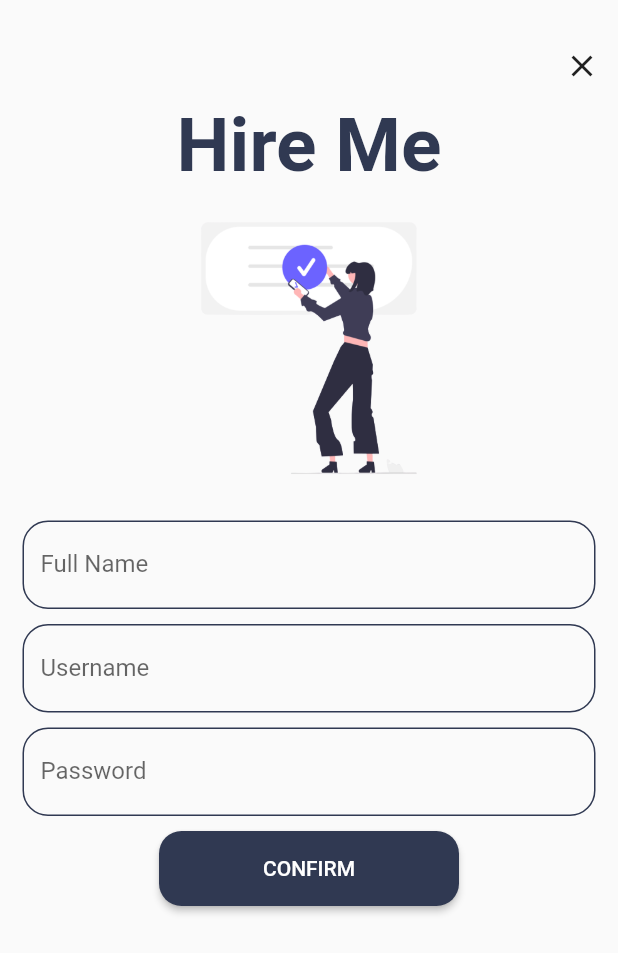
After one commit to Vigor772/login_hire_me, a Flutter app: the screen it shows after launch, after a tap on "Don't have account yet? Register now!", on a phone screen of 412 x 824 dp. The commit adds this screen. Shown: the top 953 px of the screen. Run offline on Flutter 3.47's test engine with Material 2 defaults, Android fonts, the phone set to English and light mode, and no system bars; Roboto replaces fonts that are missing (Thasadith).

Commit message:
added signup

```diff
--- a/lib/login_page.dart
+++ b/lib/login_page.dart
@@ -2,10 +2,13 @@ import 'package:flutter/material.dart';
 //import 'package:firebase_auth/firebase_auth.dart';
 //import 'package:cloud_firestore/cloud_firestore.dart';
 //import 'package:provider/provider.dart';
+import 'package:login_pages_etc/sign_up.dart';
 
 class LoginPage extends StatefulWidget {
+  const LoginPage({Key? key}) : super(key: key);
+
   @override
-  _LoginPageState createState() => _LoginPageState();
+ State<LoginPage> createState() => _LoginPageState();
 }
 
 class _LoginPageState extends State<LoginPage> {
@@ -60,7 +63,7 @@ class _LoginPageState extends State<LoginPage> {
                     padding: const EdgeInsets.fromLTRB(15, 0, 15, 15),
                     child: ElevatedButton(
                       onPressed: () {
-                        var email = userController.text.trim();
+                        var username = userController.text.trim();
                         var password = passwordController.text.trim();
 
                       },
@@ -73,7 +76,7 @@ class _LoginPageState extends State<LoginPage> {
                     )),
                 InkWell(
                   onTap: () {
-
+                    Navigator.push(context, MaterialPageRoute(builder: (context) => const SignUp(),));
                   },
                   child: const Text("Don't have account yet? Register now!",
                       style: TextStyle(fontSize: 15, color: Colors.black)),
--- a/lib/main.dart
+++ b/lib/main.dart
@@ -15,7 +15,7 @@ class MyApp extends StatelessWidget {
       theme: ThemeData(
         primarySwatch: Colors.blue,
       ),
-      home: LoginPage(),
+      home: const LoginPage(),
     );
   }
 }
--- /dev/null
+++ b/lib/sign_up.dart
@@ -0,0 +1,111 @@
+import 'package:flutter/material.dart';
+//import 'package:firebase_auth/firebase_auth.dart';
+//import 'package:cloud_firestore/cloud_firestore.dart';
+//import 'package:provider/provider.dart';
+
+class SignUp extends StatefulWidget {
+  const SignUp({Key? key}) : super(key: key);
+
+  @override
+  State<SignUp> createState() => _SignUpState();
+}
+
+class _SignUpState extends State<SignUp> {
+  TextEditingController emailController = TextEditingController();
+  TextEditingController passwordController = TextEditingController();
+  TextEditingController nameController = TextEditingController();
+  @override
+  Widget build(BuildContext context) {
+    return Scaffold(
+        body: SingleChildScrollView(
+            child: Container(
+      margin: const EdgeInsets.fromLTRB(0, 20, 0, 0),
+      child: Column(
+        children: <Widget>[
+          SafeArea(
+            child: Row(
+              mainAxisAlignment: MainAxisAlignment.end,
+              children: [
+                IconButton(
+                  onPressed: (){
+                    Navigator.pop(context);
+                  },
+                  icon: const Icon(Icons.close,)),
+              ],
+            ),
+          ),
+          const Text(
+            'Hire Me',
+            style: TextStyle(
+              fontFamily: 'Thasadith',
+              fontWeight: FontWeight.bold,
+              color: Color(0xff303952),
+              fontSize: 50,
+            ),
+          ),
+          Image.asset(
+            height: 210,
+            'assets/register_stock_nobg.png'),
+          Container(
+            margin: const EdgeInsets.only(left: 15, right: 15),
+              padding: const EdgeInsets.only(top: 10),
+              child: TextFormField(
+                controller: nameController,
+                decoration: InputDecoration(
+                    enabledBorder: OutlineInputBorder(
+                        borderSide: const BorderSide(color: Color(0xff303952)),
+                        borderRadius: BorderRadius.circular(17)),
+                    labelText: "Full Name",
+                    border: const OutlineInputBorder()),
+              )),
+          Container(
+            margin: const EdgeInsets.only(left: 15, right: 15),
+              padding: const EdgeInsets.only(top: 10),
+              child: TextFormField(
+                controller: emailController,
+                decoration: InputDecoration(
+                    enabledBorder: OutlineInputBorder(
+                        borderSide: const BorderSide(color: Color(0xff303952)),
+                        borderRadius: BorderRadius.circular(17)),
+                    labelText: "Username",
+                    border: const OutlineInputBorder()),
+              )),
+          Container(
+            margin: const EdgeInsets.only(left: 15, right: 15),
+              padding: const EdgeInsets.only(top: 10),
+              child: TextFormField(
+                obscureText: true,
+                controller: passwordController,
+                decoration: InputDecoration(
+                    enabledBorder: OutlineInputBorder(
+                        borderSide: const BorderSide(color: Color(0xff303952)),
+                        borderRadius: BorderRadius.circular(17)),
+                    labelText: "Password",
+                    border: const OutlineInputBorder()),
+              )),
+          Container(
+            padding: const EdgeInsets.only(top: 10, bottom: 30),
+            child: ElevatedButton(
+              onPressed: () {
+                final String email = emailController.text.trim();
+                final String password = passwordController.text.trim();
+                final String name = nameController.text.trim();
+
+                if (email.isEmpty || password.isEmpty || name.isEmpty) {
+                } else {
+
+                }
+              },
+              style: ElevatedButton.styleFrom(
+                  primary: const Color(0xff303952),
+                  fixedSize: const Size(200, 50),
+                  shape: RoundedRectangleBorder(
+                      borderRadius: BorderRadius.circular(15))),
+              child: const Text("CONFIRM"),
+            ),
+          ),
+        ],
+      ),
+    )));
+  }
+}
```
Also changed, not shown: assets/register_stock_nobg.png (added).
